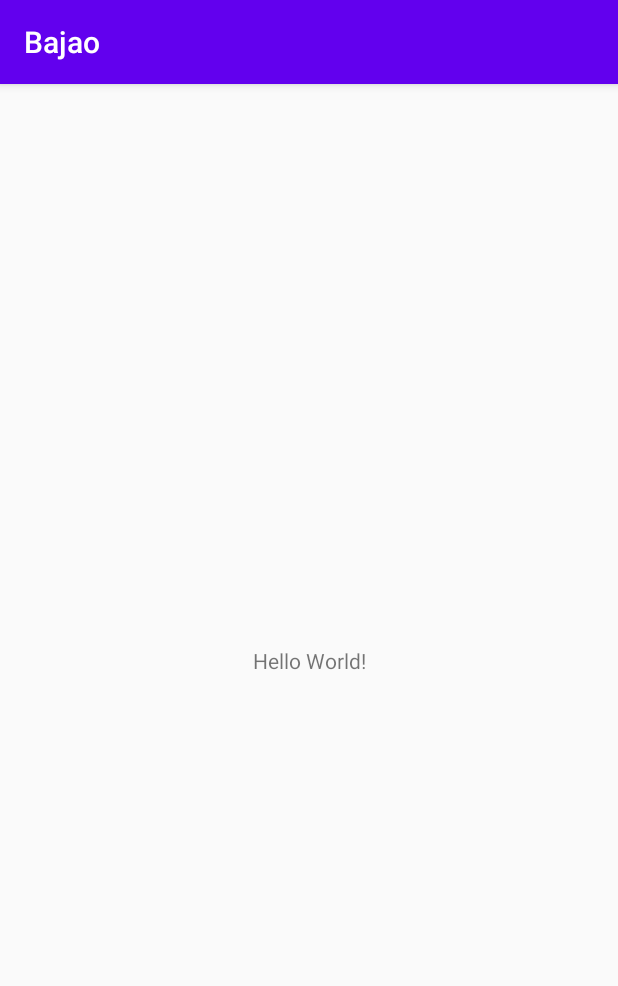
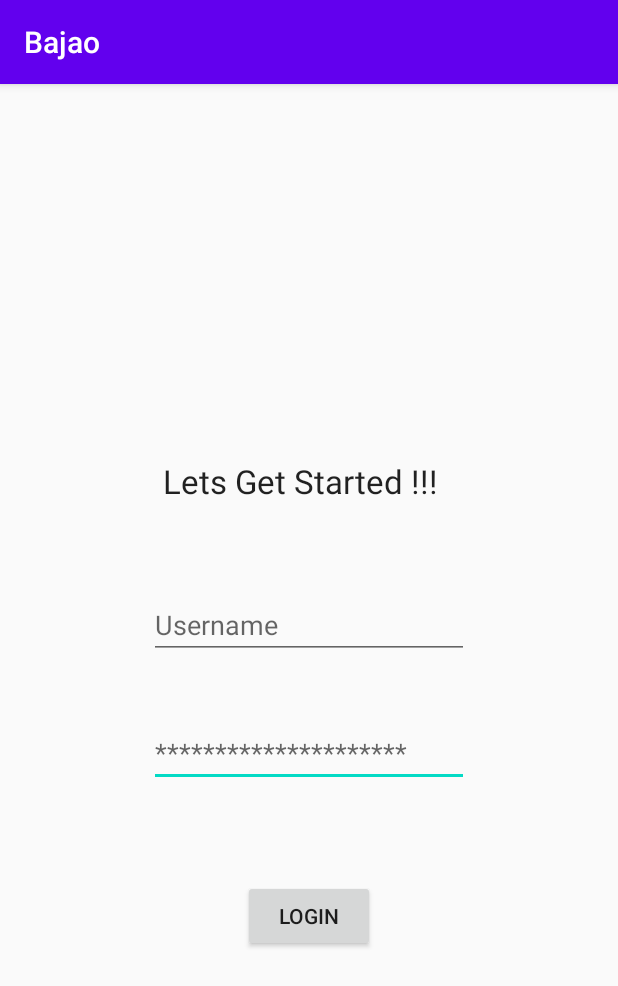
Before and after one commit to ArkaSarkar19/Music-streaming-and-Event-Booking-app, an Android app: the screen it shows after launch (MainActivity), on a phone screen of 412 x 824 dp. Shown: the top 986 px of the screen. Run offline under Robolectric (Android 15) with nearby library versions, the phone set to English and light mode, and no system bars.

Commit message:
First try

```diff
--- a/Bajao/app/src/main/res/layout/activity_main.xml
+++ b/Bajao/app/src/main/res/layout/activity_main.xml
@@ -5,14 +5,50 @@
     android:layout_width="match_parent"
     android:layout_height="match_parent"
     tools:context=".MainActivity">
-
+    <EditText
+            android:layout_width="wrap_content"
+            android:layout_height="wrap_content"
+            android:inputType="textPersonName"
+            android:ems="10"
+            android:id="@+id/loginPassword"
+            android:hint="*********************"
+            app:layout_constraintEnd_toEndOf="parent"
+            android:layout_marginEnd="99dp" android:layout_marginRight="99dp"
+            app:layout_constraintStart_toStartOf="parent" android:layout_marginLeft="99dp"
+            android:layout_marginStart="99dp" android:layout_marginTop="20dp"
+            app:layout_constraintTop_toBottomOf="@+id/LoginUsername" android:layout_marginBottom="36dp"
+            app:layout_constraintBottom_toTopOf="@+id/LoginButton"/>
     <TextView
-        android:layout_width="wrap_content"
-        android:layout_height="wrap_content"
-        android:text="Hello World!"
-        app:layout_constraintBottom_toBottomOf="parent"
-        app:layout_constraintLeft_toLeftOf="parent"
-        app:layout_constraintRight_toRightOf="parent"
-        app:layout_constraintTop_toTopOf="parent" />
-
+            android:text="Lets Get Started !!!"
+            android:layout_width="195dp"
+            android:layout_height="38dp"
+            android:id="@+id/loginPageText"
+            android:textAppearance="@style/TextAppearance.AppCompat.Large"
+            app:layout_constraintEnd_toEndOf="parent"
+            app:layout_constraintStart_toStartOf="parent" app:layout_constraintBottom_toTopOf="@+id/LoginUsername"
+            app:layout_constraintTop_toTopOf="parent" android:layout_marginBottom="50dp"
+            android:layout_marginTop="250dp" android:layout_marginRight="90dp" android:layout_marginEnd="90dp"
+            android:layout_marginLeft="90dp" android:layout_marginStart="90dp"/>
+    <EditText
+            android:layout_width="wrap_content"
+            android:layout_height="wrap_content"
+            android:inputType="textPersonName"
+            android:ems="10"
+            android:id="@+id/LoginUsername"
+            android:hint="Username"
+            app:layout_constraintEnd_toEndOf="parent"
+            app:layout_constraintStart_toStartOf="parent" android:layout_marginRight="90dp"
+            android:layout_marginEnd="90dp" android:layout_marginLeft="90dp" android:layout_marginStart="90dp"
+            app:layout_constraintTop_toBottomOf="@+id/loginPageText"
+            android:layout_marginBottom="20dp" app:layout_constraintBottom_toTopOf="@+id/loginPassword"/>
+    <Button
+            android:text="LOGIN"
+            android:layout_width="wrap_content"
+            android:layout_height="wrap_content"
+            android:id="@+id/LoginButton"
+            android:layout_marginEnd="162dp" android:layout_marginRight="162dp"
+            app:layout_constraintEnd_toEndOf="parent" app:layout_constraintStart_toStartOf="parent"
+            android:layout_marginLeft="162dp" android:layout_marginStart="162dp" android:layout_marginTop="26dp"
+            app:layout_constraintTop_toBottomOf="@+id/loginPassword" android:layout_marginBottom="189dp"
+            app:layout_constraintBottom_toBottomOf="parent"/>
 </androidx.constraintlayout.widget.ConstraintLayout>
```
Also changed, not shown: Bajao/app/src/main/java/com/example/bajao/Controller.java (added, +18 -0 lines), Bajao/app/src/main/java/com/example/bajao/DBConnection.java (added, +14 -0 lines), Bajao/app/src/main/java/com/example/bajao/DataController.java (added, +72 -0 lines), Bajao/app/src/main/java/com/example/bajao/MainActivity.java (+36 -1 lines), Bajao/app/src/main/java/com/example/bajao/MyException.java (added, +25 -0 lines), 4 other files.
